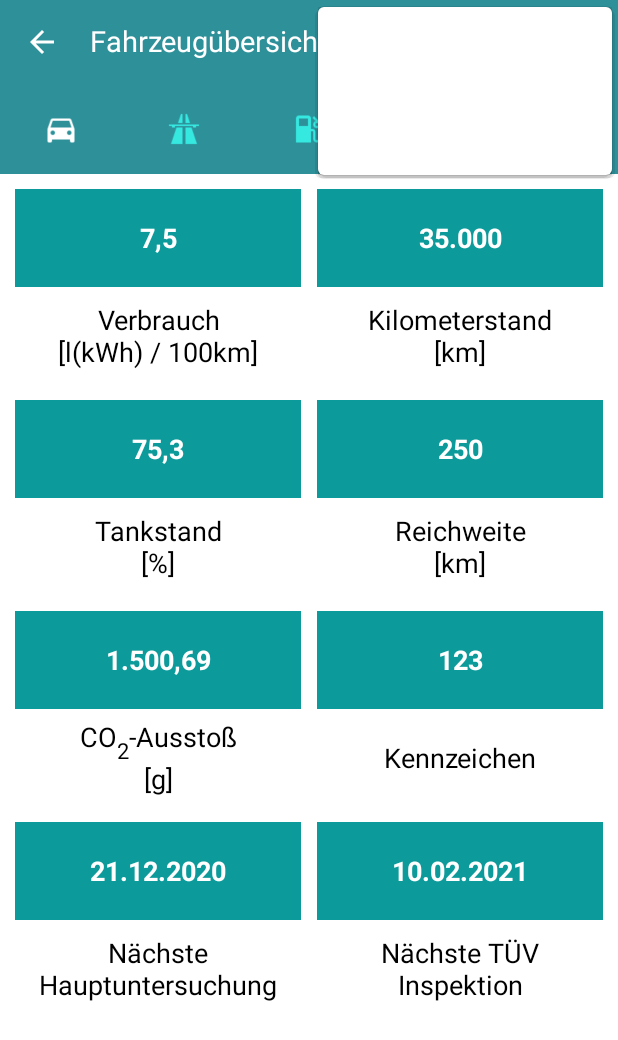
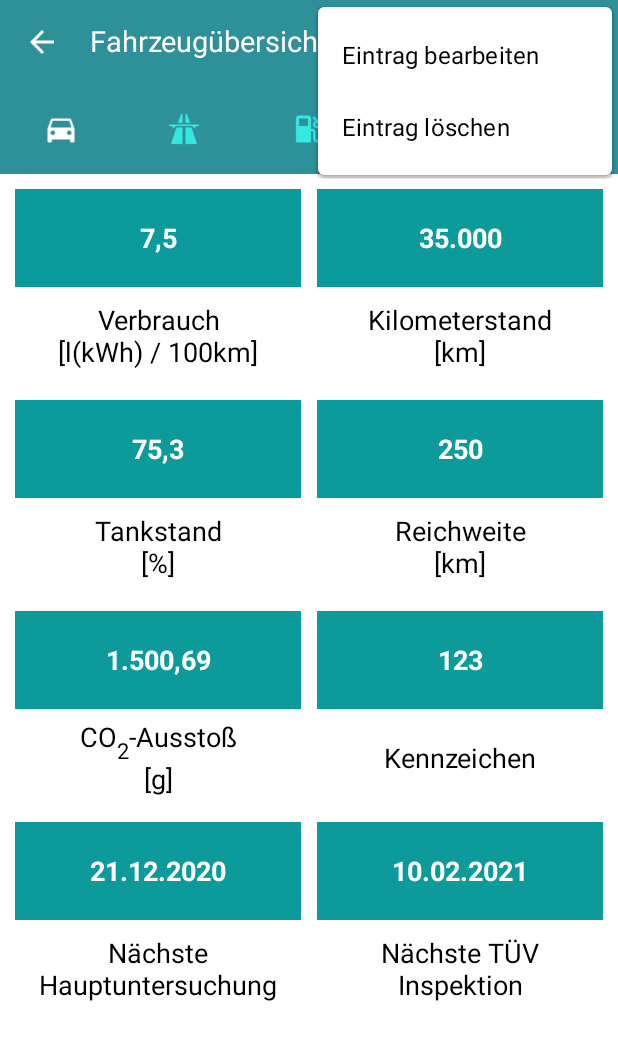
Before and after one commit to pk95/SWE, an Android app: the MainActivity_Menu screen opened directly, with no data from a screen before it, with the options menu open, on a phone screen of 412 x 824 dp. Shown: the top 1040 px of the screen. Run offline under Robolectric (Android 15) with nearby library versions, the phone set to English and light mode, and no system bars.

Commit message:
manifest, themes

```diff
--- a/Tankverhalten/app/src/main/AndroidManifest.xml
+++ b/Tankverhalten/app/src/main/AndroidManifest.xml
@@ -26,7 +26,8 @@
         <activity
             android:name=".MainActivity_Menu"
             android:label="@string/title_activity_edit_vehicle"
-            android:theme="@style/Theme.Tankverhalten.NoActionBar" />
+            android:theme="@style/Theme.Tankverhalten.NoActionBar"
+            android:parentActivityName=".activities.GarageActivity"/>
         <activity
             android:name=".MainActivity"
             android:label="@string/app_name"
--- a/Tankverhalten/app/src/main/res/values/themes.xml
+++ b/Tankverhalten/app/src/main/res/values/themes.xml
@@ -18,7 +18,11 @@
         <item name="windowActionBar">false</item>
         <item name="windowNoTitle">true</item>
     </style>
-
+    <!-- Custom Design for the Overflow Menu- -->
+    <style name="ThemeOverlay.MyTheme" parent="ThemeOverlay.AppCompat.Light">
+        <item name="android:colorBackground">@color/white</item>
+        <item name="android:textColor">@color/black</item>
+    </style>
     <style name="Theme.Tankverhalten.AppBarOverlay" parent="ThemeOverlay.AppCompat.Dark.ActionBar" />
 
     <style name="Theme.Tankverhalten.PopupOverlay" parent="ThemeOverlay.AppCompat.Light" />
```
